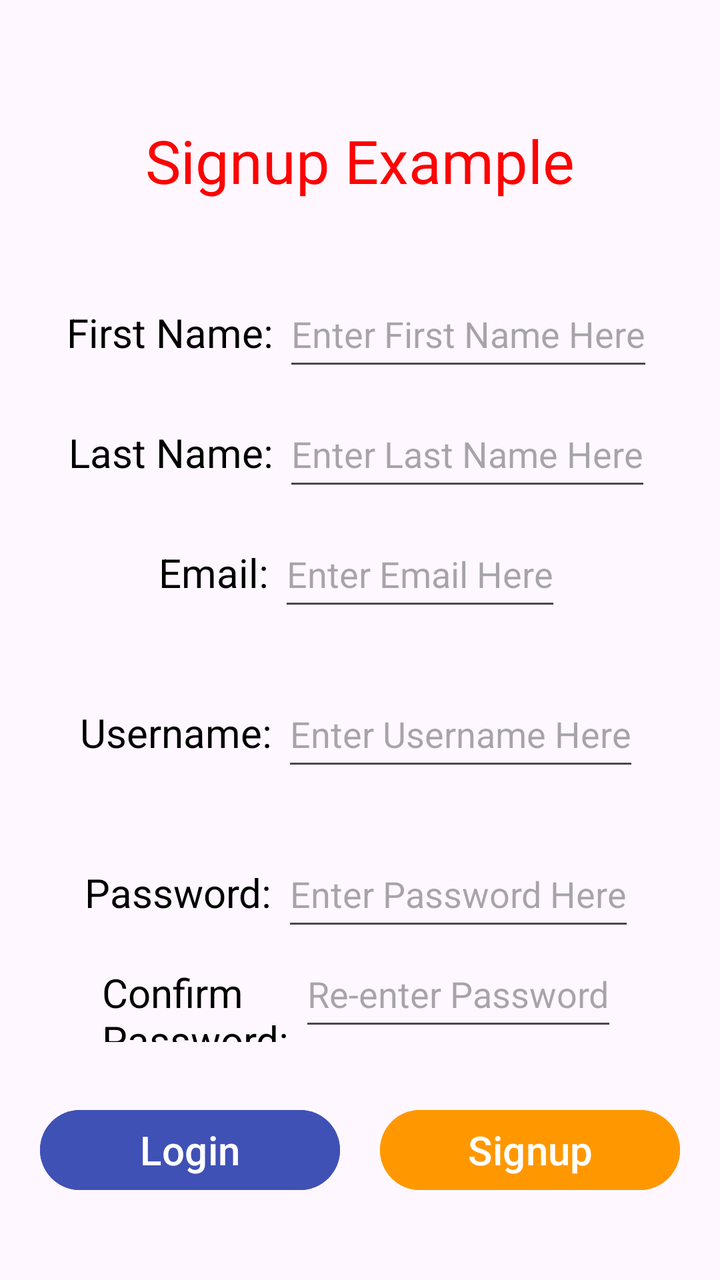
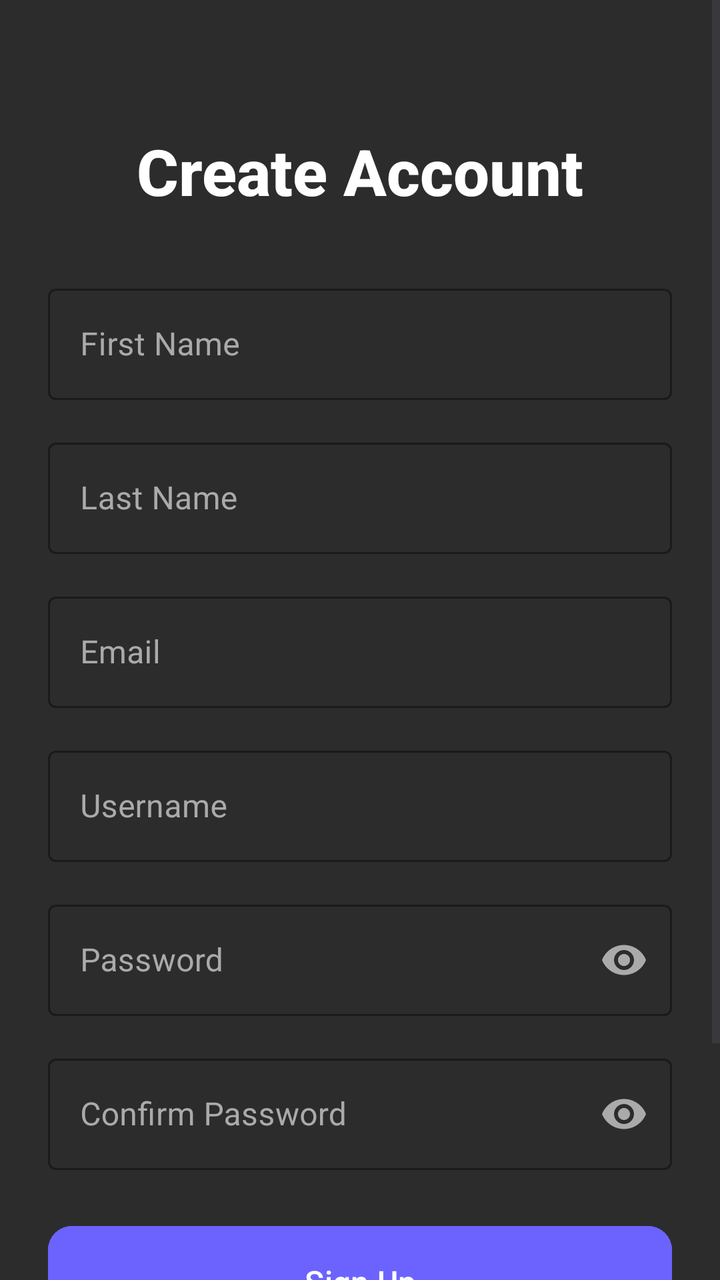

Before-and-after screenshots of an Android layout around one commit, followed by the original layout XML and the change that was made.
<!-- AndroidManifest.xml: application theme Theme.AndroidExample -->
<!-- res/layout/activity_signup.xml -->
<?xml version="1.0" encoding="utf-8"?>
<androidx.appcompat.widget.LinearLayoutCompat
    xmlns:tools="http://schemas.android.com/tools"
    xmlns:android="http://schemas.android.com/apk/res/android"
    tools:context=".MainActivity"
    android:layout_height="match_parent"
    android:layout_width="match_parent"
    android:orientation="vertical">

    <TextView
        android:layout_width="wrap_content"
        android:layout_height="wrap_content"
        android:text="Signup Example"
        android:layout_gravity="center"
        android:layout_marginTop="60dp"
        android:layout_marginBottom="40dp"
        android:textSize="30sp"
        android:textColor="#fc0303" />

    
    <LinearLayout
        android:layout_width="wrap_content"
        android:layout_height="wrap_content"
        android:layout_gravity="center"
        android:orientation="horizontal"
        android:layout_marginBottom="10dp">

        <TextView
            android:layout_width="wrap_content"
            android:layout_height="wrap_content"
            android:text="First Name: "
            android:textSize="20sp"
            android:textColor="#000000" />

        <EditText
            android:id="@+id/signup_firstname_edt"
            android:layout_width="wrap_content"
            android:layout_height="50dp"
            android:hint="Enter First Name Here" />
    </LinearLayout>

    
    <LinearLayout
        android:layout_width="wrap_content"
        android:layout_height="wrap_content"
        android:layout_gravity="center"
        android:orientation="horizontal"
        android:layout_marginBottom="10dp">

        <TextView
            android:layout_width="wrap_content"
            android:layout_height="wrap_content"
            android:text="Last Name: "
            android:textSize="20sp"
            android:textColor="#000000" />

        <EditText
            android:id="@+id/signup_lastname_edt"
            android:layout_width="wrap_content"
            android:layout_height="50dp"
            android:hint="Enter Last Name Here" />
    </LinearLayout>

    
    <LinearLayout
        android:layout_width="wrap_content"
        android:layout_height="wrap_content"
        android:layout_gravity="center"
        android:orientation="horizontal"
        android:layout_marginBottom="30dp">

        <TextView
            android:layout_width="wrap_content"
            android:layout_height="wrap_content"
            android:text="Email: "
            android:textSize="20sp"
            android:textColor="#000000" />

        <EditText
            android:id="@+id/signup_email_edt"
            android:layout_width="wrap_content"
            android:layout_height="50dp"
            android:inputType="textEmailAddress"
            android:hint="Enter Email Here" />
    </LinearLayout>

    
    <LinearLayout
        android:layout_width="wrap_content"
        android:layout_height="wrap_content"
        android:layout_gravity="center"
        android:layout_marginBottom="30dp"
        android:orientation="horizontal">

        <TextView
            android:layout_width="wrap_content"
            android:layout_height="wrap_content"
            android:text="Username: "
            android:textSize="20sp"
            android:textColor="#000000" />

        <EditText
            android:id="@+id/signup_username_edt"
            android:layout_width="wrap_content"
            android:layout_height="50dp"
            android:hint="Enter Username Here" />
    </LinearLayout>

    
    <LinearLayout
        android:layout_width="wrap_content"
        android:layout_height="wrap_content"
        android:layout_gravity="center"
        android:orientation="horizontal">

        <TextView
            android:layout_width="wrap_content"
            android:layout_height="wrap_content"
            android:text="Password: "
            android:textSize="20sp"
            android:textColor="#000000" />

        <EditText
            android:id="@+id/signup_password_edt"
            android:layout_width="wrap_content"
            android:layout_height="50dp"
            android:inputType="textPassword"
            android:hint="Enter Password Here" />
    </LinearLayout>

    
    <LinearLayout
        android:layout_width="wrap_content"
        android:layout_height="wrap_content"
        android:layout_gravity="center"
        android:orientation="horizontal">

        <TextView
            android:layout_width="wrap_content"
            android:layout_height="wrap_content"
            android:text="Confirm\nPassword: "
            android:textSize="20sp"
            android:textColor="#000000" />

        <EditText
            android:id="@+id/signup_confirm_edt"
            android:layout_width="wrap_content"
            android:layout_height="50dp"
            android:inputType="textPassword"
            android:hint="Re-enter Password" />
    </LinearLayout>

    
    <LinearLayout
        android:layout_width="wrap_content"
        android:layout_height="wrap_content"
        android:layout_gravity="center"
        android:layout_marginTop="30dp"
        android:orientation="horizontal">

        <Button
            android:id="@+id/signup_login_btn"
            android:layout_width="150dp"
            android:layout_height="wrap_content"
            android:layout_marginRight="10dp"
            android:text="Login"
            android:textSize="20sp"
            android:backgroundTint="#3F51B5"
            android:textColor="#ffffff" />

        <Button
            android:id="@+id/signup_signup_btn"
            android:layout_width="150dp"
            android:layout_height="wrap_content"
            android:layout_marginLeft="10dp"
            android:text="Signup"
            android:textSize="20sp"
            android:backgroundTint="#FF9800"
            android:textColor="#ffffff" />

    </LinearLayout>

</androidx.appcompat.widget.LinearLayoutCompat>
<!-- resources referenced by this layout -->
<resources>
  <style name="Theme.AndroidExample" parent="Base.Theme.AndroidExample" />
  <style name="Base.Theme.AndroidExample" parent="Theme.Material3.DayNight.NoActionBar">
          
          
      </style>
</resources>

<!-- the commit's change to res/layout/activity_signup.xml (unified diff, before → after) -->
@@ -1,183 +1,192 @@
 <?xml version="1.0" encoding="utf-8"?>
-<androidx.appcompat.widget.LinearLayoutCompat
+<ScrollView
     xmlns:tools="http://schemas.android.com/tools"
     xmlns:android="http://schemas.android.com/apk/res/android"
-    tools:context=".MainActivity"
+    xmlns:app="http://schemas.android.com/apk/res-auto"
+    android:layout_width="match_parent"
     android:layout_height="match_parent"
-    android:layout_width="match_parent"
-    android:orientation="vertical">
+    android:fillViewport="true"
+    android:background="#2C2C2C">
 
-    <TextView
-        android:layout_width="wrap_content"
+    <androidx.appcompat.widget.LinearLayoutCompat
+        tools:context=".MainActivity"
         android:layout_height="wrap_content"
-        android:text="Signup Example"
-        android:layout_gravity="center"
-        android:layout_marginTop="60dp"
-        android:layout_marginBottom="40dp"
-        android:textSize="30sp"
-        android:textColor="#fc0303" />
-
-    
-    <LinearLayout
-        android:layout_width="wrap_content"
-        android:layout_height="wrap_content"
-        android:layout_gravity="center"
-        android:orientation="horizontal"
-        android:layout_marginBottom="10dp">
+        android:layout_width="match_parent"
+        android:orientation="vertical"
+        android:padding="24dp">
 
         <TextView
-            android:layout_width="wrap_content"
+            android:layout_width="match_parent"
             android:layout_height="wrap_content"
-            android:text="First Name: "
-            android:textSize="20sp"
-            android:textColor="#000000" />
+            android:text="Create Account"
+            android:layout_gravity="center"
+            android:layout_marginTop="40dp"
+            android:layout_marginBottom="32dp"
+            android:textSize="32sp"
+            android:textStyle="bold"
+            android:textColor="#FFFFFF"
+            android:fontFamily="sans-serif-medium"
+            android:gravity="center" />
 
-        <EditText
-            android:id="@+id/signup_firstname_edt"
-            android:layout_width="wrap_content"
-            android:layout_height="50dp"
-            android:hint="Enter First Name Here" />
-    </LinearLayout>
+        
+        <com.google.android.material.textfield.TextInputLayout
+            android:layout_width="match_parent"
+            android:layout_height="wrap_content"
+            android:layout_marginBottom="16dp"
+            app:boxStrokeColor="#6C63FF"
+            app:hintTextColor="#6C63FF"
+            android:textColorHint="#AAAAAA"
+            style="@style/Widget.MaterialComponents.TextInputLayout.OutlinedBox">
 
-    
-    <LinearLayout
-        android:layout_width="wrap_content"
-        android:layout_height="wrap_content"
-        android:layout_gravity="center"
-        android:orientation="horizontal"
-        android:layout_marginBottom="10dp">
+            <com.google.android.material.textfield.TextInputEditText
+                android:id="@+id/signup_firstname_edt"
+                android:layout_width="match_parent"
+                android:layout_height="wrap_content"
+                android:hint="First Name"
+                android:textColor="#FFFFFF"
+                android:textColorHint="#AAAAAA"
+                android:inputType="textPersonName" />
+        </com.google.android.material.textfield.TextInputLayout>
 
-        <TextView
-            android:layout_width="wrap_content"
+        
+        <com.google.android.material.textfield.TextInputLayout
+            android:layout_width="match_parent"
             android:layout_height="wrap_content"
-            android:text="Last Name: "
-            android:textSize="20sp"
-            android:textColor="#000000" />
+            android:layout_marginBottom="16dp"
+            app:boxStrokeColor="#6C63FF"
+            app:hintTextColor="#6C63FF"
+            android:textColorHint="#AAAAAA"
+            style="@style/Widget.MaterialComponents.TextInputLayout.OutlinedBox">
 
-        <EditText
-            android:id="@+id/signup_lastname_edt"
-            android:layout_width="wrap_content"
-            android:layout_height="50dp"
-            android:hint="Enter Last Name Here" />
-    </LinearLayout>
+            <com.google.android.material.textfield.TextInputEditText
+                android:id="@+id/signup_lastname_edt"
+                android:layout_width="match_parent"
+                android:layout_height="wrap_content"
+                android:hint="Last Name"
+                android:textColor="#FFFFFF"
+                android:textColorHint="#AAAAAA"
+                android:inputType="textPersonName" />
+        </com.google.android.material.textfield.TextInputLayout>
 
-    
-    <LinearLayout
-        android:layout_width="wrap_content"
-        android:layout_height="wrap_content"
-        android:layout_gravity="center"
-        android:orientation="horizontal"
-        android:layout_marginBottom="30dp">
+        
+        <com.google.android.material.textfield.TextInputLayout
+            android:layout_width="match_parent"
+            android:layout_height="wrap_content"
+            android:layout_marginBottom="16dp"
+            app:boxStrokeColor="#6C63FF"
+            app:hintTextColor="#6C63FF"
+            android:textColorHint="#AAAAAA"
+            style="@style/Widget.MaterialComponents.TextInputLayout.OutlinedBox">
 
-        <TextView
-            android:layout_width="wrap_content"
+            <com.google.android.material.textfield.TextInputEditText
+                android:id="@+id/signup_email_edt"
+                android:layout_width="match_parent"
+                android:layout_height="wrap_content"
+                android:hint="Email"
+                android:textColor="#FFFFFF"
+                android:textColorHint="#AAAAAA"
+                android:inputType="textEmailAddress" />
+        </com.google.android.material.textfield.TextInputLayout>
+
+        
+        <com.google.android.material.textfield.TextInputLayout
+            android:layout_width="match_parent"
             android:layout_height="wrap_content"
-            android:text="Email: "
-            android:textSize="20sp"
-            android:textColor="#000000" />
+            android:layout_marginBottom="16dp"
+            app:boxStrokeColor="#6C63FF"
+            app:hintTextColor="#6C63FF"
+            android:textColorHint="#AAAAAA"
+            style="@style/Widget.MaterialComponents.TextInputLayout.OutlinedBox">
 
-        <EditText
-            android:id="@+id/signup_email_edt"
-            android:layout_width="wrap_content"
-            android:layout_height="50dp"
-            android:inputType="textEmailAddress"
-            android:hint="Enter Email Here" />
-    </LinearLayout>
+            <com.google.android.material.textfield.TextInputEditText
+                android:id="@+id/signup_username_edt"
+                android:layout_width="match_parent"
+                android:layout_height="wrap_content"
+                android:hint="Username"
+                android:textColor="#FFFFFF"
+                android:textColorHint="#AAAAAA" />
+        </com.google.android.material.textfield.TextInputLayout>
 
-    
-    <LinearLayout
-        android:layout_width="wrap_content"
-        android:layout_height="wrap_content"
-        android:layout_gravity="center"
-        android:layout_marginBottom="30dp"
-        android:orientation="horizontal">
+        
+        <com.google.android.material.textfield.TextInputLayout
+            android:layout_width="match_parent"
+            android:layout_height="wrap_content"
+            android:layout_marginBottom="16dp"
+            app:boxStrokeColor="#6C63FF"
+            app:hintTextColor="#6C63FF"
+            android:textColorHint="#AAAAAA"
+            app:passwordToggleEnabled="true"
+            app:passwordToggleTint="#AAAAAA"
+            style="@style/Widget.MaterialComponents.TextInputLayout.OutlinedBox">
 
-        <TextView
-            android:layout_width="wrap_content"
+            <com.google.android.material.textfield.TextInputEditText
+                android:id="@+id/signup_password_edt"
+                android:layout_width="match_parent"
+                android:layout_height="wrap_content"
+                android:hint="Password"
+                android:textColor="#FFFFFF"
+                android:textColorHint="#AAAAAA"
+                android:inputType="textPassword" />
+        </com.google.android.material.textfield.TextInputLayout>
+
+        
+        <com.google.android.material.textfield.TextInputLayout
+            android:layout_width="match_parent"
             android:layout_height="wrap_content"
-            android:text="Username: "
-            android:textSize="20sp"
-            android:textColor="#000000" />
+            android:layout_marginBottom="24dp"
+            app:boxStrokeColor="#6C63FF"
+            app:hintTextColor="#6C63FF"
+            android:textColorHint="#AAAAAA"
+            app:passwordToggleEnabled="true"
+            app:passwordToggleTint="#AAAAAA"
+            style="@style/Widget.MaterialComponents.TextInputLayout.OutlinedBox">
 
-        <EditText
-            android:id="@+id/signup_username_edt"
-            android:layout_width="wrap_content"
-            android:layout_height="50dp"
-            android:hint="Enter Username Here" />
-    </LinearLayout>
+            <com.google.android.material.textfield.TextInputEditText
+                android:id="@+id/signup_confirm_edt"
+                android:layout_width="match_parent"
+                android:layout_height="wrap_content"
+                android:hint="Confirm Password"
+                android:textColor="#FFFFFF"
+                android:textColorHint="#AAAAAA"
+                android:inputType="textPassword" />
+        </com.google.android.material.textfield.TextInputLayout>
 
-    
-    <LinearLayout
-        android:layout_width="wrap_content"
-        android:layout_height="wrap_content"
-        android:layout_gravity="center"
-        android:orientation="horizontal">
+        
+        <com.google.android.material.button.MaterialButton
+            android:id="@+id/signup_signup_btn"
+            android:layout_width="match_parent"
+            android:layout_height="64dp"
+            android:text="Sign Up"
+            android:textSize="16sp"
+            android:textAllCaps="false"
+            android:layout_marginBottom="16dp"
+            app:cornerRadius="12dp"
+            android:backgroundTint="#6C63FF" />
 
-        <TextView
-            android:layout_width="wrap_content"
+        <LinearLayout
+            android:layout_width="match_parent"
             android:layout_height="wrap_content"
-            android:text="Password: "
-            android:textSize="20sp"
-            android:textColor="#000000" />
+            android:orientation="horizontal"
+            android:gravity="center"
+            android:layout_marginBottom="24dp">
 
-        <EditText
-            android:id="@+id/signup_password_edt"
-            android:layout_width="wrap_content"
-            android:layout_height="50dp"
-            android:inputType="textPassword"
-            android:hint="Enter Password Here" />
-    </LinearLayout>
+            <TextView
+                android:layout_width="wrap_content"
+                android:layout_height="wrap_content"
+                android:text="Already have an account? "
+                android:textColor="#AAAAAA"
+                android:textSize="16sp" />
 
-    
-    <LinearLayout
-        android:layout_width="wrap_content"
-        android:layout_height="wrap_content"
-        android:layout_gravity="center"
-        android:orientation="horizontal">
+            <com.google.android.material.button.MaterialButton
+                android:id="@+id/signup_login_btn"
+                android:layout_width="wrap_content"
+                android:layout_height="wrap_content"
+                android:text="Login"
+                android:textSize="16sp"
+                android:textAllCaps="false"
+                style="@style/Widget.MaterialComponents.Button.TextButton"
+                android:textColor="#6C63FF" />
+        </LinearLayout>
 
-        <TextView
-            android:layout_width="wrap_content"
-            android:layout_height="wrap_content"
-            android:text="Confirm\nPassword: "
-            android:textSize="20sp"
-            android:textColor="#000000" />
-
-        <EditText
-            android:id="@+id/signup_confirm_edt"
-            android:layout_width="wrap_content"
-            android:layout_height="50dp"
-            android:inputType="textPassword"
-            android:hint="Re-enter Password" />
-    </LinearLayout>
-
-    
-    <LinearLayout
-        android:layout_width="wrap_content"
-        android:layout_height="wrap_content"
-        android:layout_gravity="center"
-        android:layout_marginTop="30dp"
-        android:orientation="horizontal">
-
-        <Button
-            android:id="@+id/signup_login_btn"
-            android:layout_width="150dp"
-            android:layout_height="wrap_content"
-            android:layout_marginRight="10dp"
-            android:text="Login"
-            android:textSize="20sp"
-            android:backgroundTint="#3F51B5"
-            android:textColor="#ffffff" />
-
-        <Button
-            android:id="@+id/signup_signup_btn"
-            android:layout_width="150dp"
-            android:layout_height="wrap_content"
-            android:layout_marginLeft="10dp"
-            android:text="Signup"
-            android:textSize="20sp"
-            android:backgroundTint="#FF9800"
-            android:textColor="#ffffff" />
-
-    </LinearLayout>
-
-</androidx.appcompat.widget.LinearLayoutCompat>
+    </androidx.appcompat.widget.LinearLayoutCompat>
+</ScrollView>
